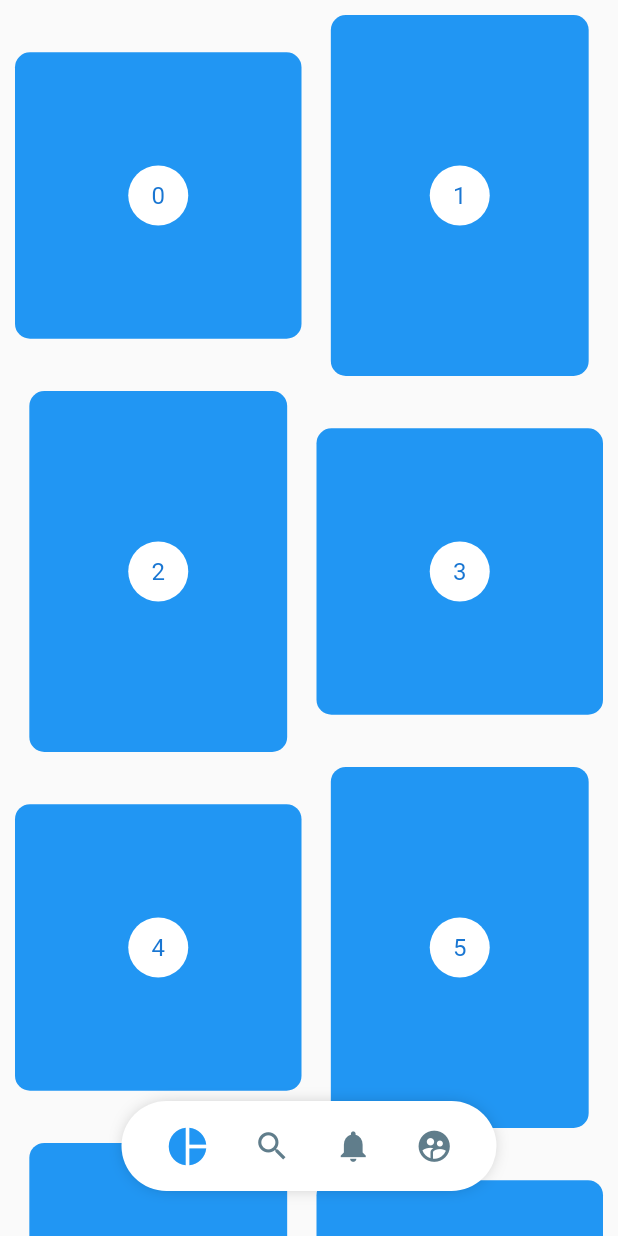
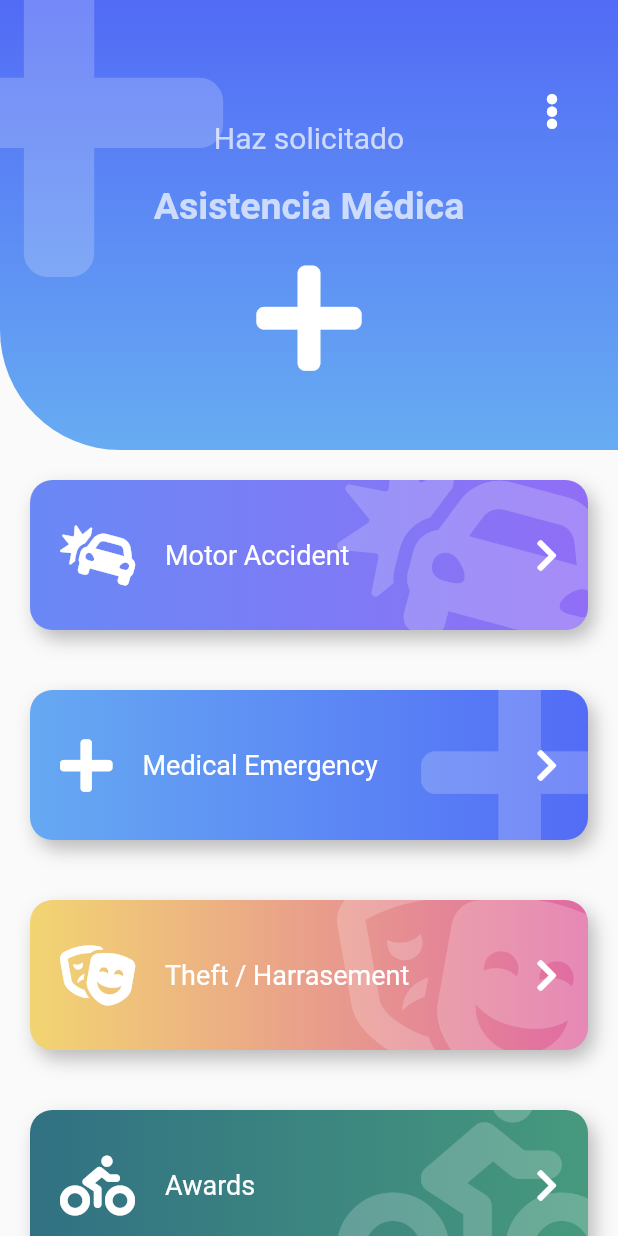
Before and after one commit to Dounder/flutter-designs, a Flutter app: the screen it shows after launch, on a phone screen of 412 x 824 dp. Run offline on Flutter 3.47's test engine with Material 2 defaults, Android fonts, the phone set to English and light mode, and no system bars; our stand-ins replace animate_do, flutter_svg, font_awesome_flutter.

Commit message:
add: emergency app layotu

```diff
--- a/lib/main.dart
+++ b/lib/main.dart
@@ -12,7 +12,7 @@ class MyApp extends StatelessWidget {
     return const MaterialApp(
       debugShowCheckedModeBanner: false,
       title: 'Designs App',
-      home: PinterestScreen(),
+      home: EmergencyScreen(),
     );
   }
 }
--- /dev/null
+++ b/lib/screens/emergency_screen.dart
@@ -0,0 +1,156 @@
+import 'package:flutter/material.dart';
+import 'package:font_awesome_flutter/font_awesome_flutter.dart';
+import 'package:animate_do/animate_do.dart';
+
+import 'package:design_app/widgets/widgets.dart';
+
+class _itemBtn {
+  final IconData icon;
+  final String text;
+  final Color color1;
+  final Color color2;
+
+  _itemBtn(this.icon, this.text, this.color1, this.color2);
+}
+
+class EmergencyScreen extends StatelessWidget {
+  const EmergencyScreen({Key? key}) : super(key: key);
+
+  @override
+  Widget build(BuildContext context) {
+    final items = <_itemBtn>[
+      _itemBtn(
+        FontAwesomeIcons.carCrash,
+        'Motor Accident',
+        Color(0xff6989F5),
+        Color(0xff906EF5),
+      ),
+      _itemBtn(
+        FontAwesomeIcons.plus,
+        'Medical Emergency',
+        Color(0xff66A9F2),
+        Color(0xff536CF6),
+      ),
+      _itemBtn(
+        FontAwesomeIcons.theaterMasks,
+        'Theft / Harrasement',
+        Color(0xffF2D572),
+        Color(0xffE06AA3),
+      ),
+      _itemBtn(
+        FontAwesomeIcons.biking,
+        'Awards',
+        Color(0xff317183),
+        Color(0xff46997D),
+      ),
+      _itemBtn(
+        FontAwesomeIcons.carCrash,
+        'Motor Accident',
+        Color(0xff6989F5),
+        Color(0xff906EF5),
+      ),
+      _itemBtn(
+        FontAwesomeIcons.plus,
+        'Medical Emergency',
+        Color(0xff66A9F2),
+        Color(0xff536CF6),
+      ),
+      _itemBtn(
+        FontAwesomeIcons.theaterMasks,
+        'Theft / Harrasement',
+        Color(0xffF2D572),
+        Color(0xffE06AA3),
+      ),
+      _itemBtn(
+        FontAwesomeIcons.biking,
+        'Awards',
+        Color(0xff317183),
+        Color(0xff46997D),
+      ),
+      _itemBtn(
+        FontAwesomeIcons.carCrash,
+        'Motor Accident',
+        Color(0xff6989F5),
+        Color(0xff906EF5),
+      ),
+      _itemBtn(
+        FontAwesomeIcons.plus,
+        'Medical Emergency',
+        Color(0xff66A9F2),
+        Color(0xff536CF6),
+      ),
+      _itemBtn(
+        FontAwesomeIcons.theaterMasks,
+        'Theft / Harrasement',
+        Color(0xffF2D572),
+        Color(0xffE06AA3),
+      ),
+      _itemBtn(
+        FontAwesomeIcons.biking,
+        'Awards',
+        Color(0xff317183),
+        Color(0xff46997D),
+      ),
+    ];
+
+    final itemsMap = items.map(
+      (e) => FadeInLeft(
+        duration: const Duration(milliseconds: 200),
+        child: EmergencyBtnLg(
+          text: e.text,
+          onPress: () {},
+          icon: e.icon,
+          color1: e.color1,
+          color2: e.color2,
+        ),
+      ),
+    );
+
+    return Scaffold(
+      body: Stack(children: [
+        Container(
+          margin: const EdgeInsets.only(top: 200),
+          child: ListView(
+            physics: const BouncingScrollPhysics(),
+            children: [
+              const SizedBox(height: 100),
+              ...itemsMap,
+            ],
+          ),
+        ),
+        const EmergencyScreenHeader()
+      ]),
+    );
+  }
+}
+
+class EmergencyScreenHeader extends StatelessWidget {
+  const EmergencyScreenHeader({Key? key}) : super(key: key);
+
+  @override
+  Widget build(BuildContext context) {
+    return Stack(
+      children: [
+        const EmergencyHeader(
+          icon: FontAwesomeIcons.plus,
+          title: 'Asistencia Médica',
+          subtitle: 'Haz solicitado',
+          color1: Color(0xff526bf6),
+          color2: Color(0xff67acf2),
+        ),
+        Positioned(
+          right: 0,
+          top: 50,
+          child: RawMaterialButton(
+            onPressed: () {},
+            shape: const CircleBorder(),
+            child: const FaIcon(
+              FontAwesomeIcons.ellipsisV,
+              color: Colors.white,
+            ),
+          ),
+        )
+      ],
+    );
+  }
+}
--- a/lib/screens/screens.dart
+++ b/lib/screens/screens.dart
@@ -2,6 +2,7 @@ export 'package:design_app/screens/animations_screen.dart';
 export 'package:design_app/screens/headers_screen.dart';
 export 'package:design_app/screens/circular_charts.screen.dart';
 export 'package:design_app/screens/slideshow_screen.dart';
+export 'package:design_app/screens/emergency_screen.dart';
 
 // Challenges
 export 'package:design_app/challenges/animated_square_screen.dart';
--- /dev/null
+++ b/lib/widgets/emergency_btn_lg.dart
@@ -0,0 +1,103 @@
+import 'package:flutter/material.dart';
+import 'package:font_awesome_flutter/font_awesome_flutter.dart';
+
+class EmergencyBtnLg extends StatelessWidget {
+  final IconData icon;
+  final String text;
+  final Color color1;
+  final Color color2;
+  final Function() onPress;
+
+  const EmergencyBtnLg({
+    Key? key,
+    required this.text,
+    required this.onPress,
+    this.icon = FontAwesomeIcons.exclamationCircle,
+    this.color1 = Colors.blue,
+    this.color2 = Colors.blueGrey,
+  }) : super(key: key);
+
+  @override
+  Widget build(BuildContext context) {
+    return Stack(
+      children: [
+        _ButtonLgBg(
+          icon: icon,
+          color1: color1,
+          color2: color2,
+        ),
+        Row(
+          mainAxisAlignment: MainAxisAlignment.center,
+          children: [
+            const SizedBox(height: 140, width: 40),
+            FaIcon(
+              icon,
+              size: 40,
+              color: Colors.white,
+            ),
+            const SizedBox(width: 20),
+            Expanded(
+              child: Text(
+                text,
+                style: const TextStyle(color: Colors.white, fontSize: 18),
+              ),
+            ),
+            const FaIcon(FontAwesomeIcons.chevronRight, color: Colors.white),
+            const SizedBox(width: 40),
+          ],
+        )
+      ],
+    );
+  }
+}
+
+class _ButtonLgBg extends StatelessWidget {
+  final IconData icon;
+  final Color color1;
+  final Color color2;
+
+  const _ButtonLgBg({
+    Key? key,
+    required this.icon,
+    required this.color1,
+    required this.color2,
+  }) : super(key: key);
+
+  @override
+  Widget build(BuildContext context) {
+    return Container(
+      child: ClipRRect(
+        borderRadius: BorderRadius.circular(15),
+        child: Stack(
+          children: [
+            Positioned(
+              right: -20,
+              top: -20,
+              child: FaIcon(
+                icon,
+                size: 150,
+                color: Colors.white.withOpacity(.2),
+              ),
+            ),
+          ],
+        ),
+      ),
+      margin: const EdgeInsets.all(20),
+      width: double.infinity,
+      height: 100,
+      decoration: BoxDecoration(
+        boxShadow: const [
+          BoxShadow(
+            color: Colors.black26,
+            offset: Offset(4, 6),
+            blurRadius: 10,
+          ),
+        ],
+        borderRadius: BorderRadius.circular(15),
+        gradient: LinearGradient(
+          colors: [color1, color2],
+        ),
+      ),
+    );
+  }
+}
--- /dev/null
+++ b/lib/widgets/emergency_header.dart
@@ -0,0 +1,93 @@
+import 'package:flutter/material.dart';
+import 'package:font_awesome_flutter/font_awesome_flutter.dart';
+
+class EmergencyHeader extends StatelessWidget {
+  final IconData icon;
+  final String title;
+  final String subtitle;
+  final Color color1;
+  final Color color2;
+
+  const EmergencyHeader({
+    Key? key,
+    required this.icon,
+    required this.title,
+    required this.subtitle,
+    this.color1 = Colors.grey,
+    this.color2 = Colors.blueGrey,
+  }) : super(key: key);
+
+  @override
+  Widget build(BuildContext context) {
+    final Color whiteTranslucid = Colors.white.withOpacity(.7);
+
+    return Stack(
+      children: [
+        _IconHeaderBg(color1: color1, color2: color2),
+        Positioned(
+          top: -50,
+          left: -70,
+          child: FaIcon(
+            icon,
+            size: 250,
+            color: Colors.white.withOpacity(.2),
+          ),
+        ),
+        Column(
+          children: [
+            const SizedBox(height: 80, width: double.infinity),
+            Text(
+              subtitle,
+              style: TextStyle(fontSize: 20, color: whiteTranslucid),
+            ),
+            const SizedBox(height: 20),
+            Text(
+              title,
+              style: TextStyle(
+                fontSize: 25,
+                color: whiteTranslucid,
+                fontWeight: FontWeight.bold,
+              ),
+            ),
+            const SizedBox(height: 20),
+            FaIcon(
+              icon,
+              size: 80,
+              color: Colors.white,
+            )
+          ],
+        )
+      ],
+    );
+  }
+}
+
+class _IconHeaderBg extends StatelessWidget {
+  final Color color1;
+  final Color color2;
+
+  const _IconHeaderBg({
+    Key? key,
+    required this.color1,
+    required this.color2,
+  }) : super(key: key);
+
+  @override
+  Widget build(BuildContext context) {
+    return Container(
+      width: double.infinity,
+      height: 300,
+      decoration: BoxDecoration(
+        gradient: LinearGradient(
+          begin: Alignment.topCenter,
+          end: Alignment.bottomCenter,
+          colors: [
+            color1,
+            color2,
+          ],
+        ),
+        borderRadius: BorderRadius.only(bottomLeft: Radius.circular(80)),
+      ),
+    );
+  }
+}
--- a/lib/widgets/widgets.dart
+++ b/lib/widgets/widgets.dart
@@ -1,3 +1,5 @@
+export 'package:design_app/widgets/emergency_btn_lg.dart';
+export 'package:design_app/widgets/emergency_header.dart';
 export 'package:design_app/widgets/headers.dart';
 export 'package:design_app/widgets/radial_progress.dart';
 export 'package:design_app/widgets/slideshow.dart';
--- a/pubspec.yaml
+++ b/pubspec.yaml
@@ -27,11 +27,13 @@ environment:
 # the latest version available on pub.dev. To see which dependencies have newer
 # versions available, run `flutter pub outdated`.
 dependencies:
+  animate_do: ^2.1.0
   cupertino_icons: ^1.0.2
   flutter:
     sdk: flutter
   flutter_staggered_grid_view: ^0.6.0
   flutter_svg: ^1.0.1
+  font_awesome_flutter: ^9.2.0
   provider: ^6.0.2
 
 dev_dependencies:
```
Also changed, not shown: pubspec.lock.
